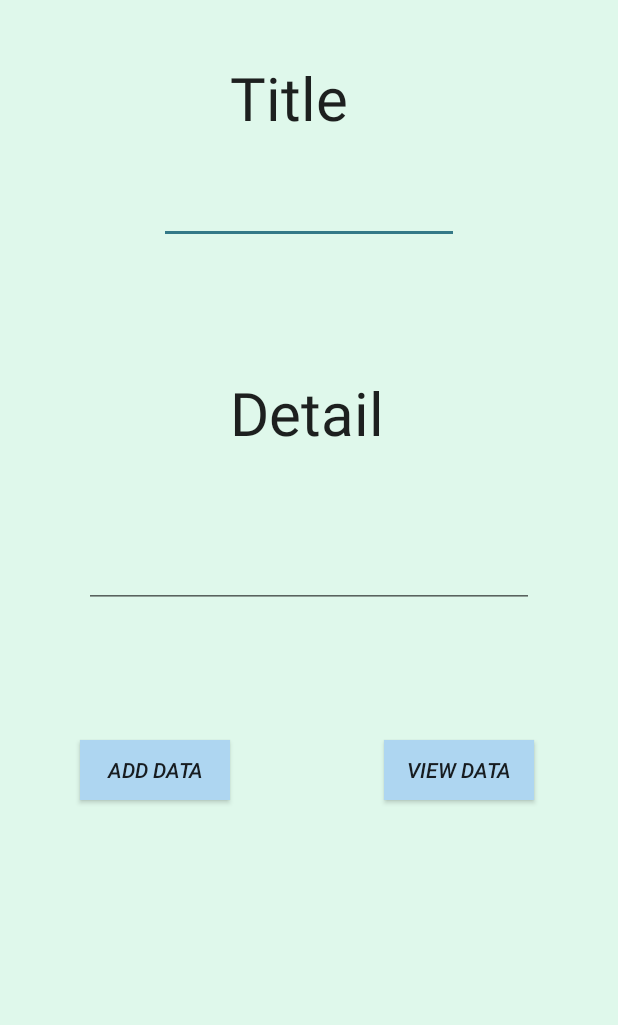
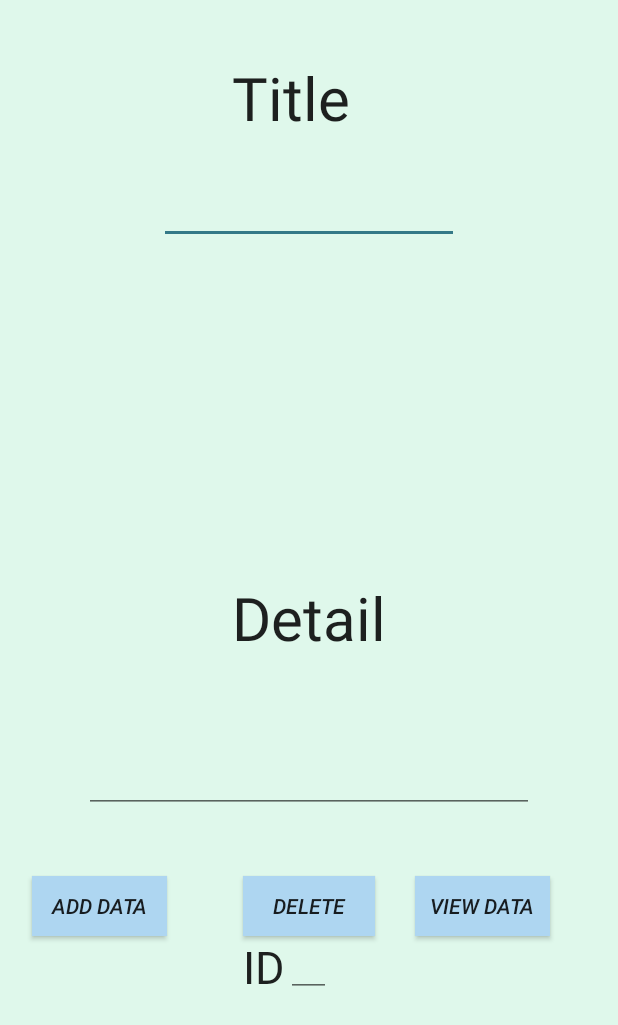
Before and after one commit to kunal-lal/toDoList, an Android app: the SqlActivity screen opened directly, with no data from a screen before it, on a phone screen of 412 x 824 dp. Shown: the top 1025 px of the screen. Run offline under Robolectric (Android 15) with nearby library versions, the phone set to English and light mode, and no system bars.

Commit message:
Delete function added

```diff
--- a/app/src/main/java/com/example/kunal/to_dolist/SqlActivity.java
+++ b/app/src/main/java/com/example/kunal/to_dolist/SqlActivity.java
@@ -13,7 +13,8 @@ import android.widget.Toast;
 
 public class SqlActivity extends AppCompatActivity {
     SqlDatabaseAdapter sqlhelper;
-    EditText edittitle,editdetails;
+    EditText edittitle,editdetails,editid2;
+
     @Override
     protected void onCreate(Bundle savedInstanceState) {
         super.onCreate(savedInstanceState);
@@ -21,6 +22,7 @@ public class SqlActivity extends AppCompatActivity {
         sqlhelper=new SqlDatabaseAdapter(this);
         edittitle=(EditText)findViewById(R.id.editName);
         editdetails=(EditText)findViewById(R.id.editMarks);
+        editid2=(EditText)findViewById(R.id.editTextid);
 
     }
 
@@ -74,4 +76,12 @@ public class SqlActivity extends AppCompatActivity {
         startActivity(intent);
         super.onBackPressed();
     }
+    public void Delete(View view){
+        boolean isdeleted=sqlhelper.deleteData(editid2.getText().toString());
+        if(isdeleted==true)
+            Toast.makeText(this,"Data is deleted",Toast.LENGTH_SHORT).show();
+        else
+            Toast.makeText(this,"Data is not deleted",Toast.LENGTH_SHORT).show();
+        editid2.setText("");
+    }
 }
--- a/app/src/main/java/com/example/kunal/to_dolist/SqlDatabaseAdapter.java
+++ b/app/src/main/java/com/example/kunal/to_dolist/SqlDatabaseAdapter.java
@@ -42,18 +42,7 @@ public class SqlDatabaseAdapter {
         return res;
     }
 
-    public boolean updateData(String id,String name,String marks){
-        SQLiteDatabase sqLiteDatabase=sqlhelper.getWritableDatabase();
-        ContentValues contentValues=new ContentValues();
-        contentValues.put(Sqlhelper.UID,id);
-        contentValues.put(Sqlhelper.NAME,name);
-        contentValues.put(Sqlhelper.MARKS,marks);
-        int row_affected= sqLiteDatabase.update(Sqlhelper.TABLE_NAME,contentValues,Sqlhelper.UID+" =?",new String[] {id });
-        if(row_affected>0)
-            return true;
-        else
-            return false;
-    }
+
 
     public boolean deleteData(String id){
         SQLiteDatabase sqLiteDatabase=sqlhelper.getWritableDatabase();
--- a/app/src/main/res/layout/activity_sql.xml
+++ b/app/src/main/res/layout/activity_sql.xml
@@ -23,11 +23,9 @@
         android:textAppearance="?android:attr/textAppearanceLarge"
         android:text="Detail"
         android:id="@+id/textView3"
-        android:layout_marginTop="85dp"
         android:textSize="40dp"
-        android:layout_below="@+id/editName"
-        android:layout_toLeftOf="@+id/view"
-        android:layout_toStartOf="@+id/view" />
+        android:layout_centerVertical="true"
+        android:layout_centerHorizontal="true" />
 
     <EditText
         android:layout_width="200dp"
@@ -51,29 +49,61 @@
         android:layout_centerHorizontal="true" />
 
     <Button
-        android:layout_width="100dp"
+        android:layout_width="90dp"
         android:layout_height="40dp"
         android:text="Add Data"
         android:id="@+id/adddata"
         android:onClick="addStudent"
         android:textStyle="italic"
         android:background="#AED6F1"
-        android:layout_marginTop="88dp"
+        android:layout_marginTop="42dp"
         android:layout_below="@+id/editMarks"
-        android:layout_toLeftOf="@+id/textView3"
-        android:layout_toStartOf="@+id/textView3" />
+        android:layout_alignParentLeft="true"
+        android:layout_alignParentStart="true"
+        android:layout_marginLeft="21dp"
+        android:layout_marginStart="21dp" />
 
     <Button
-        android:layout_width="100dp"
+        android:layout_width="90dp"
         android:layout_height="40dp"
         android:text="View Data"
         android:id="@+id/view"
         android:background="#AED6F1"
         android:onClick="viewData"
         android:textStyle="italic"
+        android:layout_alignTop="@+id/button8"
+        android:layout_toRightOf="@+id/textView3"
+        android:layout_toEndOf="@+id/textView3"
+        android:layout_marginLeft="19dp"
+        android:layout_marginStart="19dp" />
+    <TextView
+        android:layout_width="wrap_content"
+        android:layout_height="wrap_content"
+        android:textAppearance="?android:attr/textAppearanceLarge"
+        android:text="ID"
+        android:id="@+id/textView2"
+        android:textSize="30dp"
+        android:layout_below="@+id/button8"
+        android:layout_alignLeft="@+id/button8"
+        android:layout_alignStart="@+id/button8" />
+    <EditText
+        android:layout_width="30dp"
+        android:layout_height="wrap_content"
+        android:id="@+id/editTextid"
+        android:inputType="number"
+        android:layout_alignBottom="@+id/textView2"
+        android:layout_centerHorizontal="true" />
+
+    <Button
+        android:layout_width="wrap_content"
+        android:layout_height="40dp"
+        android:text="Delete"
+        android:id="@+id/button8"
+        android:background="#AED6F1"
+        android:onClick="Delete"
+        android:textStyle="italic"
         android:layout_alignTop="@+id/adddata"
-        android:layout_alignRight="@+id/editMarks"
-        android:layout_alignEnd="@+id/editMarks" />
+        android:layout_centerHorizontal="true" />
 
 
 </RelativeLayout>
```
